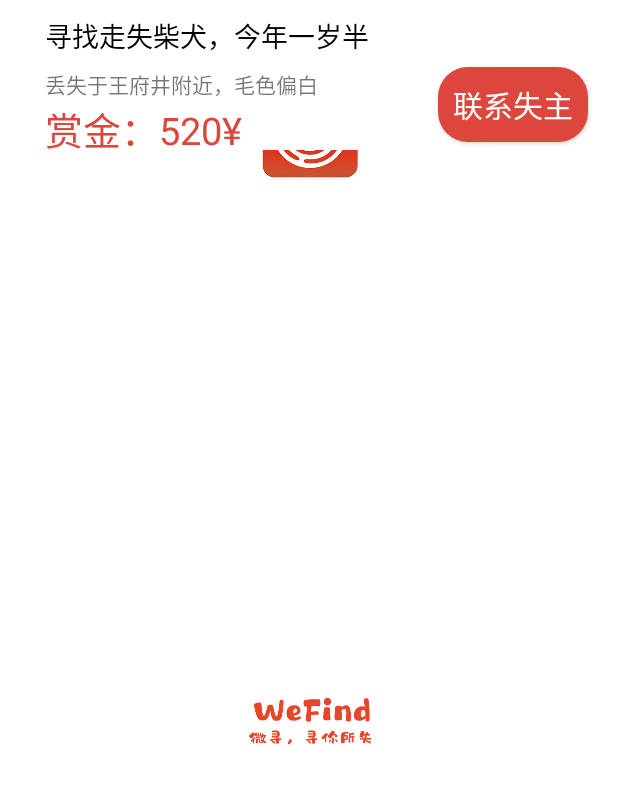
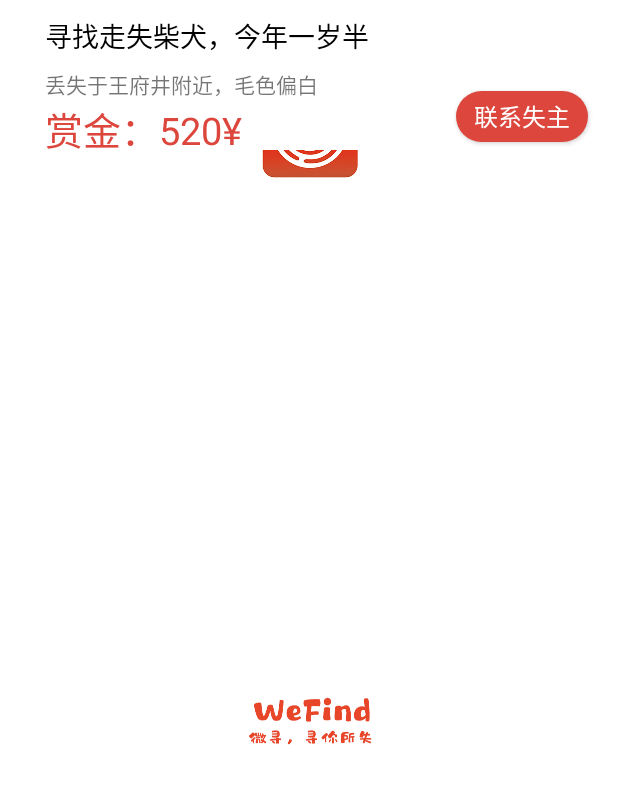
Before and after one commit to redhood0/wefind, an Android app: the layout item_find_detail.xml on its own in the app's theme, with its tools: preview values and no code run, on a phone screen of 412 x 824 dp, the part 308-1112 px from its top. Run offline under Robolectric (Android 15) with nearby library versions, the phone set to English and light mode, and no system bars.

Commit message:
#获得方法

```diff
--- a/app/src/main/java/com/wefind/activity/HuntingActivity.java
+++ b/app/src/main/java/com/wefind/activity/HuntingActivity.java
@@ -7,8 +7,11 @@ import android.view.View;
 
 import com.wefind.BaseActivity;
 import com.wefind.R;
+import com.wefind.javabean.ThingItem;
+import com.wefind.utils.BmobUtil;
 
 import androidx.annotation.Nullable;
+import cn.bmob.v3.Bmob;
 
 public class HuntingActivity extends BaseActivity {
     @Override
@@ -20,5 +23,7 @@ public class HuntingActivity extends BaseActivity {
             getWindow().getDecorView().setSystemUiVisibility( View.SYSTEM_UI_FLAG_LAYOUT_FULLSCREEN|View.SYSTEM_UI_FLAG_LIGHT_STATUS_BAR);
         }
         setContentView(R.layout.hunting);
+
+
     }
 }
--- a/app/src/main/java/com/wefind/activity/SearchResultActivity.java
+++ b/app/src/main/java/com/wefind/activity/SearchResultActivity.java
@@ -57,7 +57,7 @@ public class SearchResultActivity extends BaseActivity {
         //创建默认垂直布局管理器
         mLayoutManager = new LinearLayoutManager(this);
         //创建适配器
-        mAdapter = new SearchResultItemAdapter(beans);
+        mAdapter = new SearchResultItemAdapter(this,beans);
         //获取recyclerView组件
         mRecyclerView = (EmptyRecyclerView) findViewById(R.id.my_recycler_view);
         // 设置布局管理器
--- a/app/src/main/java/com/wefind/adatper/LocationAdapter.java
+++ b/app/src/main/java/com/wefind/adatper/LocationAdapter.java
@@ -1,9 +1,11 @@
 package com.wefind.adatper;
 
+import android.content.Intent;
 import android.util.Log;
 import android.view.LayoutInflater;
 import android.view.View;
 import android.view.ViewGroup;
+import android.widget.Button;
 import android.widget.TextView;
 
 import com.amap.api.services.help.Tip;
@@ -23,6 +25,7 @@ public class LocationAdapter extends RecyclerView.Adapter<LocationAdapter.VH>{
     public static class VH extends RecyclerView.ViewHolder{
         public final TextView tv_placename;
         public final TextView tv_street;
+
 
         public VH(View v) {
             super(v);
@@ -68,6 +71,7 @@ public class LocationAdapter extends RecyclerView.Adapter<LocationAdapter.VH>{
                 Log.d("RECYCLER-", "onClick: ===" + t.getAdcode()+t.getDistrict()+t.getPoint());
             }
         });
+
     }
 
     @Override
--- a/app/src/main/java/com/wefind/javabean/ThingItem.java
+++ b/app/src/main/java/com/wefind/javabean/ThingItem.java
@@ -18,10 +18,10 @@ public class ThingItem extends BmobObject implements Serializable {
     private String typeCode;
 
     public ThingItem() {
+
     }
 
     public ThingItem(String thingName, String describe, String picurl, String userId, int state, String addTime, String place, String typeCode) {
-
         this.thingName = thingName;
         this.describe = describe;
         this.picurl = picurl;
--- a/app/src/main/res/layout/item_find_detail.xml
+++ b/app/src/main/res/layout/item_find_detail.xml
@@ -57,14 +57,13 @@
     <Button
         android:id="@+id/btn_contact_owner"
         android:layout_width="wrap_content"
-        android:layout_height="wrap_content"
+        android:layout_height="34dp"
         android:layout_marginRight="10dp"
         android:layout_marginBottom="5dp"
         android:background="@drawable/find_detail_button_shape"
-        android:padding="10dp"
         android:text="联系失主"
         android:textColor="#ffffff"
-        android:textSize="20dp"
+        android:textSize="16dp"
         app:layout_constraintBottom_toBottomOf="parent"
         app:layout_constraintRight_toRightOf="parent" />
 </androidx.constraintlayout.widget.ConstraintLayout>
```
Also changed, not shown: app/src/main/java/com/wefind/adatper/SearchResultItemAdapter.java (+16 -2 lines), app/src/main/java/com/wefind/utils/BmobUtil.java (+33 -0 lines).
